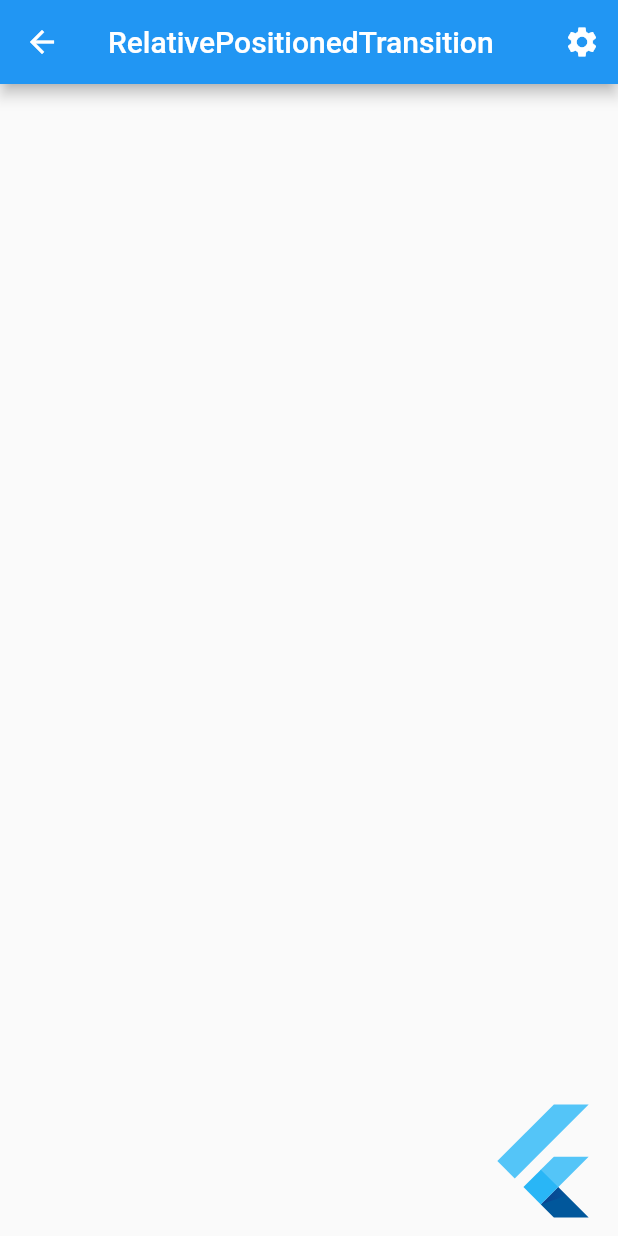
After one commit to yangpeng7/flutter_animation, a Flutter app: the screen it shows after launch, scrolled down 426 dp, after a tap on "RelativePositionedTransition", on a phone screen of 412 x 824 dp. The commit adds this screen. Run offline on Flutter 3.47's test engine with Material 2 defaults, Android fonts, the phone set to English and light mode, and no system bars; our stand-ins replace flutter_markdown, get, lottie.

Commit message:
feat: 增加custom painter demo

```diff
--- a/lib/main.dart
+++ b/lib/main.dart
@@ -1,3 +1,5 @@
+import 'package:animation/pages/custom_painter/custom_painter_demo.dart';
+import 'package:animation/pages/explicit/relative_positioned_transition_demo.dart';
 import 'package:flutter/material.dart';
 import 'package:flutter/services.dart';
 import 'package:get/get.dart';
@@ -228,6 +230,10 @@ class _MyHomePageState extends State<MyHomePage> {
               onPressed: () => Get.to(PositionedTransitionDemo()),
             ),
             TextButton(
+              child: Text('RelativePositionedTransition'),
+              onPressed: () => Get.to(RelativePositionedTransitionDemo()),
+            ),
+            TextButton(
               child: Text('AlignTransition'),
               onPressed: () => Get.to(AlignTransitionDemo()),
             ),
@@ -242,6 +248,22 @@ class _MyHomePageState extends State<MyHomePage> {
             TextButton(
               child: Text('SlideTransition'),
               onPressed: () => Get.to(SlideTransitionDemo()),
+            ),
+            Container(
+              padding: EdgeInsets.symmetric(horizontal: 20, vertical: 10),
+              width: double.infinity,
+              color: Theme.of(context).primaryColor,
+              child: Text(
+                'CustomPainter',
+                style: TextStyle(
+                  fontSize: 20,
+                  color: Colors.white,
+                ),
+              ),
+            ),
+            TextButton(
+              child: Text('CustomPainter'),
+              onPressed: () => Get.to(CustomPainterDemo()),
             ),
             Container(
               padding: EdgeInsets.symmetric(horizontal: 20, vertical: 10),
--- /dev/null
+++ b/lib/pages/explicit/relative_positioned_transition_demo.dart
@@ -0,0 +1,64 @@
+import 'package:flutter/material.dart';
+
+class RelativePositionedTransitionDemo extends StatefulWidget {
+  @override
+  _RelativePositionedTransitionDemoState createState() =>
+      _RelativePositionedTransitionDemoState();
+}
+
+class _RelativePositionedTransitionDemoState
+    extends State<RelativePositionedTransitionDemo>
+    with TickerProviderStateMixin {
+  AnimationController _controller;
+
+  @override
+  void initState() {
+    super.initState();
+    _controller =
+        AnimationController(duration: const Duration(seconds: 2), vsync: this)
+          ..repeat(reverse: true);
+  }
+
+  @override
+  void dispose() {
+    _controller.dispose();
+    super.dispose();
+  }
+
+  @override
+  Widget build(BuildContext context) {
+    final double smallLogo = 100;
+    final double bigLogo = 200;
+
+    return Scaffold(
+      appBar: AppBar(
+        title: Text("RelativePositionedTransition"),
+        actions: [
+          IconButton(icon: Icon(Icons.settings), onPressed: () {}),
+        ],
+      ),
+      body: LayoutBuilder(
+        builder: (context, constraints) {
+          final Size biggest = constraints.biggest;
+          return Stack(
+            children: [
+              RelativePositionedTransition(
+                size: biggest,
+                rect: RectTween(
+                  begin: Rect.fromLTWH(0, 0, bigLogo, bigLogo),
+                  end: Rect.fromLTWH(biggest.width - smallLogo,
+                      biggest.height - smallLogo, smallLogo, smallLogo),
+                ).animate(CurvedAnimation(
+                  parent: _controller,
+                  curve: Curves.elasticInOut,
+                )),
+                child: Padding(
+                    padding: const EdgeInsets.all(8), child: FlutterLogo()),
+              ),
+            ],
+          );
+        },
+      ),
+    );
+  }
+}
```
Also changed, not shown: lib/pages/custom_painter/custom_painter_demo.dart (added, +61 -0 lines), lib/pages/custom_painter/line_painter.dart (added, +26 -0 lines).
